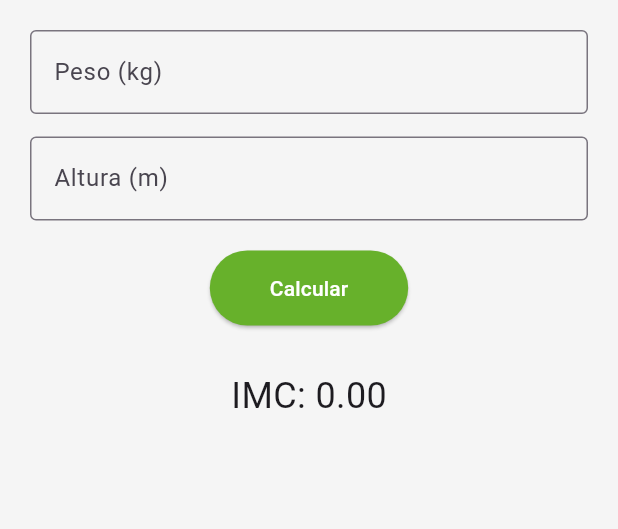
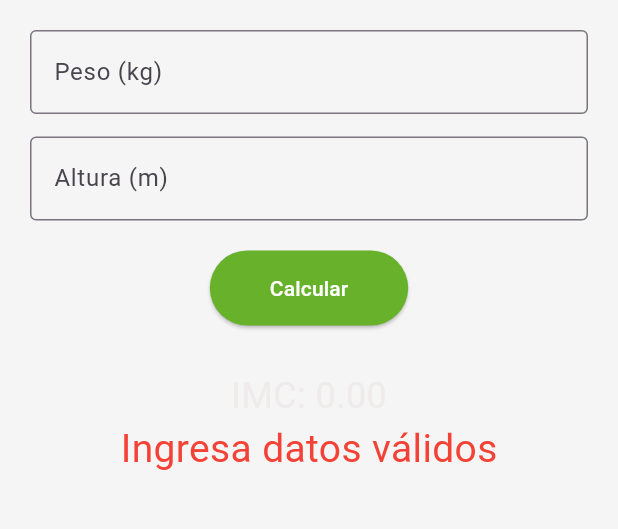
Before and after one commit to Mafer2805/Single-App, a Flutter app: the screen it shows after launch, after a tap on "Calcular", on a phone screen of 412 x 824 dp, the part 84-613 px from its top. Run offline on Flutter 3.47's test engine with Material 3 defaults, Android fonts, the phone set to English and light mode, and no system bars.

Commit message:
Se documento código y se realizó mejora de validación de datos del IMC

```diff
--- a/my_app/lib/main.dart
+++ b/my_app/lib/main.dart
@@ -1,5 +1,6 @@
 import 'package:flutter/material.dart';
 
+// Punto de inicio de la aplicación
 void main() {
   runApp(const MyApp());
 }
@@ -8,15 +9,24 @@ class MyApp extends StatelessWidget {
   const MyApp({super.key});
 
   @override
+  // Widget principal de la app
   Widget build(BuildContext context) {
     return MaterialApp(
       debugShowCheckedModeBanner: false,
-      title: 'BMI Health Advisor',
-      home: const HomePage(),
+      title: 'BMI Health Advisor', // Título general de la app
+      theme: ThemeData(
+        // Tema visual global de la aplicación
+        textTheme: const TextTheme(
+          bodyLarge: TextStyle(color: Color.fromARGB(255, 228, 230, 233)),
+          bodyMedium: TextStyle(color: Color.fromARGB(255, 238, 235, 235)),
+        ),
+      ),
+      home: const HomePage(), // Pantalla inicial
     );
   }
 }
 
+// Pantalla principal de la aplicación
 class HomePage extends StatefulWidget {
   const HomePage({super.key});
 
@@ -24,23 +34,42 @@ class HomePage extends StatefulWidget {
   State<HomePage> createState() => _HomePageState();
 }
 
+// Estado actual de la pantalla principal
 class _HomePageState extends State<HomePage> {
+  // Controladores para leer lo que el usuario escribe
   final pesoController = TextEditingController();
   final alturaController = TextEditingController();
 
+  // Variables que guardan el resultado del IMC
   double imc = 0;
   String resultado = "";
   Color color = Colors.black;
 
+  //Función que calcula el IMC
   void calcularIMC() {
-    double peso = double.parse(pesoController.text);
-    double altura = double.parse(alturaController.text);
+    // Convierte el texto ingresado a números decimales.
+    // tryParse evita que la aplicación falle si el usuario deja un campo vacío o escribe un dato inválido.
+    // replaceAll permite aceptar comas en lugar de puntos, por ejemplo: 1,60.
+    double? peso = double.tryParse(pesoController.text.replaceAll(',', '.'));
+    double? altura = double.tryParse(alturaController.text.replaceAll(',', '.'));
+
+    // Verifica que los datos ingresados sean válidos antes de hacer el cálculo
+    if (peso == null || altura == null || altura <= 0) {
+      setState(() {
+        imc = 0;
+        resultado = "Ingresa datos válidos";
+        color = Colors.red;
+      });
+      return;
+    }
 
     double resultadoIMC = peso / (altura * altura);
 
+    // Variables temporales para guardar la clasificación y el color
     String clasificacion;
     Color nuevoColor;
 
+    // Clasificación del IMC según el resultado obtenido
     if (resultadoIMC < 18.5) {
       clasificacion = "Bajo peso";
       nuevoColor = Colors.blue;
@@ -55,6 +84,7 @@ class _HomePageState extends State<HomePage> {
       nuevoColor = Colors.red;
     }
 
+    // Actualiza la interfaz con el nuevo resultado
     setState(() {
       imc = resultadoIMC;
       resultado = clasificacion;
@@ -65,19 +95,24 @@ class _HomePageState extends State<HomePage> {
   @override
   Widget build(BuildContext context) {
     return Scaffold(
+      // Color de fondo de la pantalla
       backgroundColor: Colors.grey[100],
       appBar: AppBar(
-        title: const Text("BMI Health Advisor"),
+        title: const Text("BMI Health Advisor"), // Barra superior de la aplicación
         centerTitle: true,
         backgroundColor: Colors.indigo,
       ),
       body: Padding(
+        // Contenido principal de la pantalla
         padding: const EdgeInsets.all(20),
         child: Column(
           children: [
             TextField(
+              // Campo para ingresar el peso
               controller: pesoController,
               keyboardType: TextInputType.number,
+              // Color del texto que escribe el usuario
+              style: const TextStyle(color: Colors.black),
               decoration: const InputDecoration(
                 labelText: "Peso (kg)",
                 border: OutlineInputBorder(),
@@ -87,14 +122,18 @@ class _HomePageState extends State<HomePage> {
             TextField(
               controller: alturaController,
               keyboardType: TextInputType.number,
+              // Color del texto que escribe el usuario
+              style: const TextStyle(color: Colors.black),
               decoration: const InputDecoration(
                 labelText: "Altura (m)",
                 border: OutlineInputBorder(),
               ),
             ),
             const SizedBox(height: 20),
+            //Botón para calcular el IMC
             ElevatedButton(
               onPressed: calcularIMC,
+              // Estilo visual del botón
               style: ElevatedButton.styleFrom(
                 backgroundColor: const Color.fromARGB(255, 103, 177, 43),
                 padding:
@@ -107,6 +146,7 @@ class _HomePageState extends State<HomePage> {
               "IMC: ${imc.toStringAsFixed(2)}",
               style: const TextStyle(fontSize: 24),
             ),
+            // Texto que muestra la clasificación del IMC
             Text(
               resultado,
               style: TextStyle(fontSize: 26, color: color),
```
Also changed, not shown: 1 other file.
